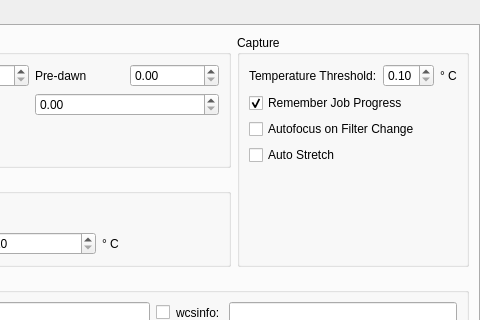
KDE/kstars, file kstars/ekos/opsekos.ui: the form before one commit; both pictures show x 178 to 658 and y 0 to 320 of the 658 by 508 pixel window.
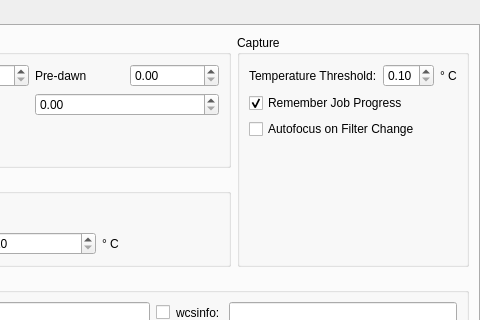
The form after the commit. The open tabs and pages were chosen to show the change.

```diff
--- a/kstars/ekos/opsekos.ui
+++ b/kstars/ekos/opsekos.ui
@@ -323,16 +323,6 @@
            </property>
           </widget>
          </item>
-         <item>
-          <widget class="QCheckBox" name="kcfg_AutoStretch">
-           <property name="toolTip">
-            <string>Always apply auto stretch to captured images in FITS Viewer</string>
-           </property>
-           <property name="text">
-            <string>Auto Stretch</string>
-           </property>
-          </widget>
-         </item>
          <item>
           <spacer name="verticalSpacer_3">
            <property name="orientation">
```
Left out of the diff: 2 changed lines with no effect on the pictures.
